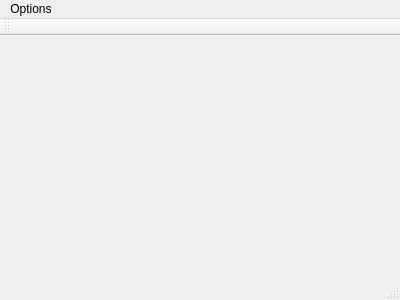
Qt form Utility/desktop_app_v2/desktop2/MainWindow.ui (ThomasChevalier/passwordWallet) before a commit.
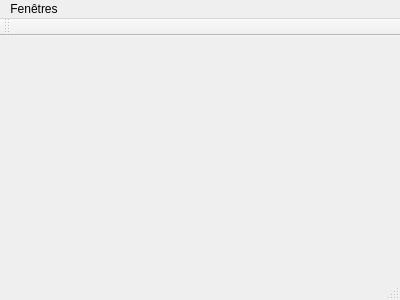
The same form after that commit.

```diff
--- a/Utility/desktop_app_v2/desktop2/MainWindow.ui
+++ b/Utility/desktop_app_v2/desktop2/MainWindow.ui
@@ -27,7 +27,7 @@
    </property>
    <widget class="QMenu" name="menuOptions">
     <property name="title">
-     <string>Options</string>
+     <string>Fenêtres</string>
     </property>
     <addaction name="actionTerminal"/>
    </widget>
```
Left out of the diff: 6 changed lines with no effect on the pictures.
